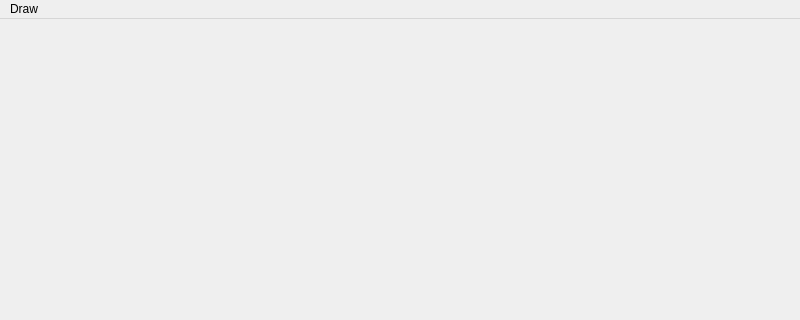
Above: mainwindow.ui from David8172/lab4-3 before the change; both pictures show x 0 to 800 and y 0 to 320 of the 800 by 600 pixel window. Below: the same form after it.
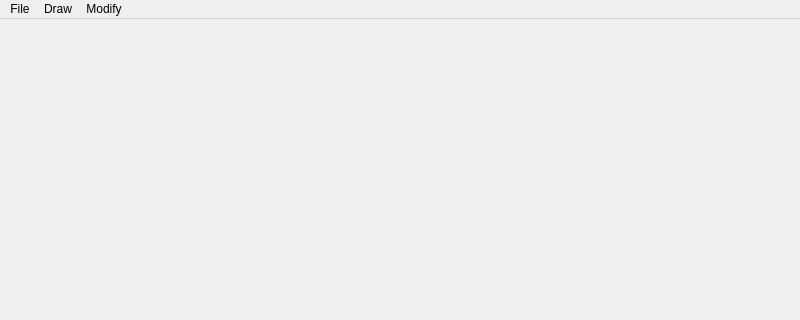
That is the form after the change.

Commit message: 2st commit,add two menu

```diff
--- a/mainwindow.ui
+++ b/mainwindow.ui
@@ -30,7 +30,21 @@
     <addaction name="actionLine"/>
     <addaction name="actionCircle"/>
    </widget>
+   <widget class="QMenu" name="menuModify">
+    <property name="title">
+     <string>Modify</string>
+    </property>
+    <addaction name="actionSelect"/>
+   </widget>
+   <widget class="QMenu" name="menuFile">
+    <property name="title">
+     <string>File</string>
+    </property>
+    <addaction name="actionExit"/>
+   </widget>
+   <addaction name="menuFile"/>
    <addaction name="menuDraw"/>
+   <addaction name="menuModify"/>
   </widget>
   <widget class="QStatusBar" name="statusbar"/>
   <action name="actionLine">
```
Left out of the diff: 10 changed lines with no effect on the pictures. The commit also changes 2 other files.
